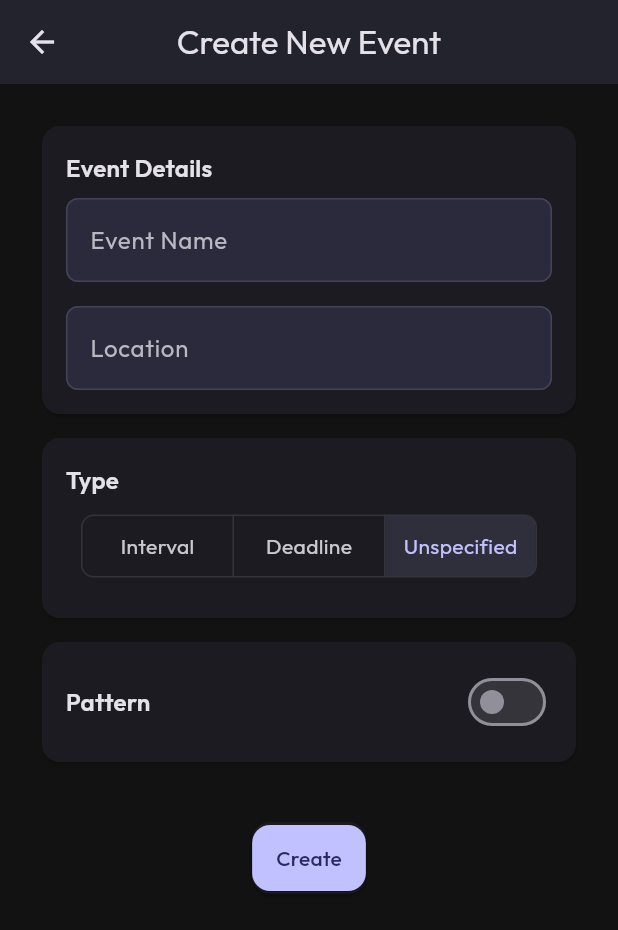
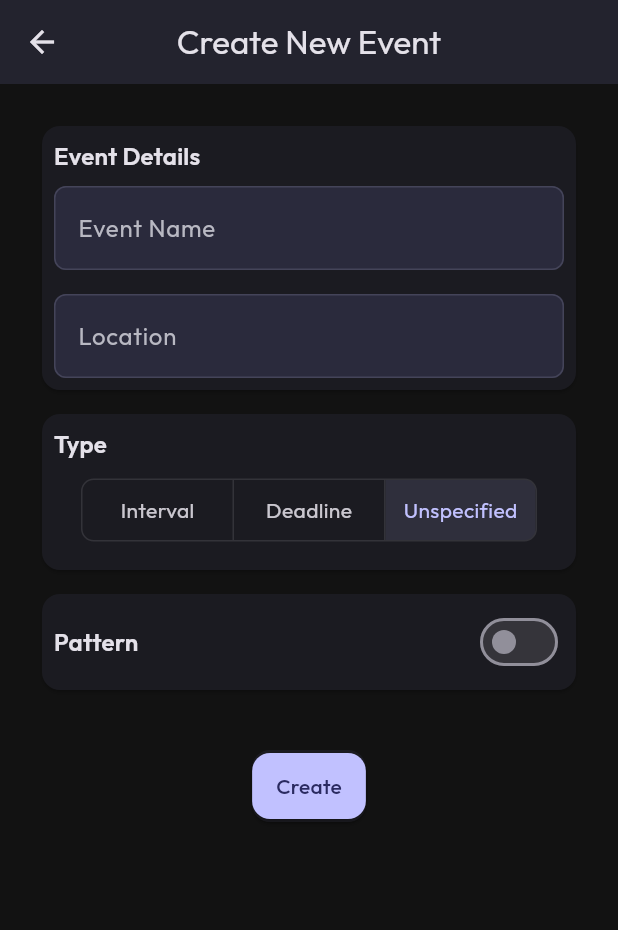
Before and after one commit to Maziliu/Dailies, a Flutter app: the CalendarView screen opened directly, after a tap on the "add" icon, on a phone screen of 412 x 824 dp. Shown: the top 930 px of the screen. Run offline on Flutter 3.47's test engine with Material 3 defaults, Android fonts, the phone set to English and light mode, and no system bars; drawn by our look-alikes of flutter_form_builder; our stand-ins replace drift, drift_flutter, file_picker, flutter_dotenv, form_builder_validators, get_it and 3 more; missing offline and left inert: icalendar_parser, syncfusion_flutter_pdf; accounts and stored records are empty; generated files the repository leaves out were written again.

Commit message:
updated add event seciton and imporved ui for week section

```diff
--- a/dailies/lib/common/enums/days_of_the_week.dart
+++ b/dailies/lib/common/enums/days_of_the_week.dart
@@ -1,11 +1,11 @@
 enum DaysOfTheWeek {
+  Sunday(7, 'SU'),
   Monday(1, 'MO'),
   Tuesday(2, 'TU'),
   Wednesday(3, 'WE'),
   Thursday(4, 'TH'),
   Friday(5, 'FR'),
-  Saturday(6, 'SA'),
-  Sunday(7, 'SU');
+  Saturday(6, 'SA');
 
   const DaysOfTheWeek(this.value, this.icalCode);
 
@@ -13,14 +13,20 @@ enum DaysOfTheWeek {
   final String icalCode;
 
   static DaysOfTheWeek fromDateTime(DateTime dateTime) {
-    return DaysOfTheWeek.values.firstWhere((day) => day.value == dateTime.weekday);
+    return DaysOfTheWeek.values.firstWhere(
+      (day) => day.value == dateTime.weekday,
+    );
   }
 
-  static DaysOfTheWeek fromIcalCode(String code) {
-    return DaysOfTheWeek.values.firstWhere((day) => day.icalCode == code.toUpperCase(), orElse: () => throw ArgumentError('Invalid iCal day code: $code'));
-  }
+  static DaysOfTheWeek fromIcalCode(String code) =>
+      DaysOfTheWeek.values.firstWhere(
+        (day) => day.icalCode == code.toUpperCase(),
+        orElse: () => throw ArgumentError('Invalid iCal day code: $code'),
+      );
 
-  static List<DaysOfTheWeek> fromIcalCodes(String codes) {
-    return codes.split(',').map((code) => fromIcalCode(code.trim())).toList();
-  }
+  static List<DaysOfTheWeek> fromIcalCodes(String codes) =>
+      codes.split(',').map((code) => fromIcalCode(code.trim())).toList();
+
+  static List<String> get iCalCodes =>
+      DaysOfTheWeek.values.map((day) => day.icalCode).toList();
 }
--- /dev/null
+++ b/dailies/lib/ui/components/schedule/schedule_empty_state.dart
@@ -0,0 +1,51 @@
+import 'package:dailies/common/utils/build_context_extensions.dart';
+import 'package:dailies/ui/components/ui_formating.dart';
+import 'package:flutter/material.dart';
+
+class ScheduleEmptyState extends StatelessWidget {
+  const ScheduleEmptyState({super.key});
+
+  @override
+  Widget build(BuildContext context) {
+    return Center(
+      child: Padding(
+        padding: UIFormating.extraLargePadding(),
+        child: TweenAnimationBuilder(
+          tween: Tween<double>(begin: 0.0, end: 1.0),
+          duration: const Duration(milliseconds: 800),
+          curve: Curves.easeOutCubic,
+          builder: (context, double value, child) {
+            return Transform.translate(
+              offset: Offset(0, 20 * (1 - value)),
+              child: Opacity(
+                opacity: value,
+                child: Column(
+                  mainAxisAlignment: MainAxisAlignment.center,
+                  children: [
+                    Icon(
+                      Icons.calendar_today_outlined,
+                      size: 48,
+                      color: context.colorScheme.onSurface.withValues(
+                        alpha: 0.4,
+                      ),
+                    ),
+                    const SizedBox(height: 16),
+                    Text(
+                      'Nothing here',
+                      style: context.textTheme.bodyLarge?.copyWith(
+                        color: context.colorScheme.onSurface.withValues(
+                          alpha: 0.6,
+                        ),
+                        fontWeight: FontWeight.w500,
+                      ),
+                    ),
+                  ],
+                ),
+              ),
+            );
+          },
+        ),
+      ),
+    );
+  }
+}
--- a/dailies/lib/ui/components/schedule/schedule_list_view_widget.dart
+++ b/dailies/lib/ui/components/schedule/schedule_list_view_widget.dart
@@ -1,5 +1,6 @@
 import 'package:dailies/common/utils/build_context_extensions.dart';
 import 'package:dailies/common/utils/typedefs.dart';
+import 'package:dailies/ui/components/schedule/schedule_empty_state.dart';
 import 'package:dailies/ui/components/ui_formating.dart';
 import 'package:flutter/material.dart';
 
@@ -7,11 +8,16 @@ class ScheduleListViewWidget extends StatelessWidget {
   final List<EventTimeSlotPair> _pairs;
   final ScheduleListBuilder _builder;
 
-  const ScheduleListViewWidget({super.key, required List<EventTimeSlotPair> pairs, required ScheduleListBuilder builder}) : _pairs = pairs, _builder = builder;
+  const ScheduleListViewWidget({
+    super.key,
+    required List<EventTimeSlotPair> pairs,
+    required ScheduleListBuilder builder,
+  }) : _pairs = pairs,
+       _builder = builder;
 
   @override
   Widget build(BuildContext context) {
-    if (_pairs.isEmpty) return _buildEmptyState(context);
+    if (_pairs.isEmpty) return const ScheduleEmptyState();
 
     return ListView.builder(
       shrinkWrap: true,
@@ -22,36 +28,4 @@ class ScheduleListViewWidget extends StatelessWidget {
       },
     );
   }
-
-  Widget _buildEmptyState(BuildContext context) {
-    return Center(
-      child: Padding(
-        padding: UIFormating.extraLargePadding(),
-        child: TweenAnimationBuilder(
-          tween: Tween<double>(begin: 0.0, end: 1.0),
-          duration: const Duration(milliseconds: 800),
-          curve: Curves.easeOutCubic,
-          builder: (context, double value, child) {
-            return Transform.translate(
-              offset: Offset(0, 20 * (1 - value)),
-              child: Opacity(
-                opacity: value,
-                child: Column(
-                  mainAxisAlignment: MainAxisAlignment.center,
-                  children: [
-                    Icon(Icons.calendar_today_outlined, size: 48, color: context.colorScheme.onSurface.withValues(alpha: 0.4)),
-                    const SizedBox(height: 16),
-                    Text(
-                      'Nothing here',
-                      style: context.textTheme.bodyLarge?.copyWith(color: context.colorScheme.onSurface.withValues(alpha: 0.6), fontWeight: FontWeight.w500),
-                    ),
-                  ],
-                ),
-              ),
-            );
-          },
-        ),
-      ),
-    );
-  }
 }
--- a/dailies/lib/ui/views/calendar/sub page/sections/event_details_section.dart
+++ b/dailies/lib/ui/views/calendar/sub page/sections/event_details_section.dart
@@ -1,4 +1,5 @@
 import 'package:dailies/common/utils/build_context_extensions.dart';
+import 'package:dailies/ui/components/section_card.dart';
 import 'package:dailies/ui/components/ui_formating.dart';
 import 'package:flutter/material.dart';
 import 'package:flutter_form_builder/flutter_form_builder.dart';
@@ -9,31 +10,43 @@ const String LOCATION_NAME_FIELD_TAG = 'locationNameField';
 class EventDetailsSection extends StatelessWidget {
   final GlobalKey<FormBuilderState> _formKey;
 
-  const EventDetailsSection({super.key, required GlobalKey<FormBuilderState> formKey}) : _formKey = formKey;
+  const EventDetailsSection({
+    super.key,
+    required GlobalKey<FormBuilderState> formKey,
+  }) : _formKey = formKey;
 
   @override
   Widget build(BuildContext context) {
-    return FormBuilder(
+    return SectionCard(
+      child: FormBuilder(
         key: _formKey,
-      child: Card(
-        elevation: 1,
-        shape: RoundedRectangleBorder(borderRadius: BorderRadius.circular(12)),
-        child: Padding(
-          padding: UIFormating.mediumPadding(),
         child: Column(
           crossAxisAlignment: CrossAxisAlignment.stretch,
           children: [
-              Text('Event Details', style: context.textTheme.titleMedium?.copyWith(fontWeight: FontWeight.w600)),
+            Text(
+              'Event Details',
+              style: context.textTheme.titleMedium?.copyWith(
+                fontWeight: FontWeight.w600,
+              ),
+            ),
             UIFormating.smallVerticalSpacing(),
             FormBuilderTextField(
               name: EVENT_NAME_FIELD_TAG,
-                decoration: const InputDecoration(labelText: 'Event Name', border: OutlineInputBorder()),
+              decoration: const InputDecoration(
+                labelText: 'Event Name',
+                border: OutlineInputBorder(),
+              ),
               validator: (value) => (value == null) ? 'Required' : null,
             ),
             UIFormating.mediumVerticalSpacing(),
-              FormBuilderTextField(name: LOCATION_NAME_FIELD_TAG, decoration: const InputDecoration(labelText: 'Location', border: OutlineInputBorder())),
+            FormBuilderTextField(
+              name: LOCATION_NAME_FIELD_TAG,
+              decoration: const InputDecoration(
+                labelText: 'Location',
+                border: OutlineInputBorder(),
+              ),
+            ),
           ],
-          ),
         ),
       ),
     );
--- a/dailies/lib/ui/views/calendar/sub page/sections/event_type_section.dart
+++ b/dailies/lib/ui/views/calendar/sub page/sections/event_type_section.dart
@@ -1,5 +1,6 @@
 import 'package:dailies/common/enums/time_slot_type.dart';
 import 'package:dailies/common/utils/build_context_extensions.dart';
+import 'package:dailies/ui/components/section_card.dart';
 import 'package:dailies/ui/components/ui_formating.dart';
 import 'package:dailies/ui/views/calendar/sub%20page/components/listenable_time_picker_button.dart';
 import 'package:dailies/ui/views/calendar/sub%20page/sections/view%20models/event_type_section_view_model.dart';
@@ -8,23 +9,32 @@ import 'package:flutter/material.dart';
 class EventTypeSection extends StatelessWidget {
   final EventTypeSectionViewModel _viewModel;
 
-  const EventTypeSection({super.key, required EventTypeSectionViewModel viewModel}) : _viewModel = viewModel;
+  const EventTypeSection({
+    super.key,
+    required EventTypeSectionViewModel viewModel,
+  }) : _viewModel = viewModel;
 
   String _formatTimeSlotLabel(TimeSlotType type) {
-    return type.name.replaceAll('_', ' ').replaceFirstMapped(RegExp(r'^.'), (match) => match.group(0)!.toUpperCase());
+    return type.name
+        .replaceAll('_', ' ')
+        .replaceFirstMapped(
+          RegExp(r'^.'),
+          (match) => match.group(0)!.toUpperCase(),
+        );
   }
 
   @override
   Widget build(BuildContext context) {
-    return Card(
-      elevation: 1,
-      shape: RoundedRectangleBorder(borderRadius: BorderRadius.circular(12)),
-      child: Padding(
-        padding: UIFormating.mediumPadding(),
+    return SectionCard(
       child: Column(
         crossAxisAlignment: CrossAxisAlignment.stretch,
         children: [
-            Text('Type', style: context.textTheme.titleMedium?.copyWith(fontWeight: FontWeight.w600)),
+          Text(
+            'Type',
+            style: context.textTheme.titleMedium?.copyWith(
+              fontWeight: FontWeight.w600,
+            ),
+          ),
           UIFormating.smallVerticalSpacing(),
           ValueListenableBuilder(
             valueListenable: _viewModel.selectedTimeSlotIndex,
@@ -35,13 +45,21 @@ class EventTypeSection extends StatelessWidget {
                     isSelected: _viewModel.timeSlotSelection,
                     onPressed: _viewModel.onTogglePress,
                     borderRadius: UIFormating.smallCircularBorderRadius(),
-                      constraints: const BoxConstraints(minWidth: 100, minHeight: 40),
+                    constraints: const BoxConstraints(
+                      minWidth: 100,
+                      minHeight: 40,
+                    ),
                     children:
                         TimeSlotType.values
                             .map(
                               (type) => Padding(
-                                  padding: const EdgeInsets.symmetric(horizontal: 12),
-                                  child: Text(_formatTimeSlotLabel(type), textAlign: TextAlign.center),
+                                padding: const EdgeInsets.symmetric(
+                                  horizontal: 12,
+                                ),
+                                child: Text(
+                                  _formatTimeSlotLabel(type),
+                                  textAlign: TextAlign.center,
+                                ),
                               ),
                             )
                             .toList(),
@@ -50,16 +68,25 @@ class EventTypeSection extends StatelessWidget {
                   UIFormating.smallVerticalSpacing(),
 
                   Visibility(
-                      visible: _viewModel.selectedTimeSlotIndex.value == TimeSlotType.values.indexOf(TimeSlotType.Interval),
+                    visible:
+                        _viewModel.selectedTimeSlotIndex.value ==
+                        TimeSlotType.values.indexOf(TimeSlotType.Interval),
                     child: Padding(
                       padding: const EdgeInsets.only(top: 8.0),
                       child: FittedBox(
                         child: Row(
                           mainAxisAlignment: MainAxisAlignment.center,
                           children: [
-                              ListenableTimePickerButton(listenable: _viewModel.pickedStartTime),
-                              const Padding(padding: EdgeInsets.symmetric(horizontal: 8.0), child: Text('to')),
-                              ListenableTimePickerButton(listenable: _viewModel.pickedEndTime),
+                            ListenableTimePickerButton(
+                              listenable: _viewModel.pickedStartTime,
+                            ),
+                            const Padding(
+                              padding: EdgeInsets.symmetric(horizontal: 8.0),
+                              child: Text('to'),
+                            ),
+                            ListenableTimePickerButton(
+                              listenable: _viewModel.pickedEndTime,
+                            ),
                           ],
                         ),
                       ),
@@ -67,8 +94,15 @@ class EventTypeSection extends StatelessWidget {
                   ),
 
                   Visibility(
-                      visible: _viewModel.selectedTimeSlotIndex.value == TimeSlotType.values.indexOf(TimeSlotType.Deadline),
-                      child: Padding(padding: const EdgeInsets.only(top: 8.0), child: ListenableTimePickerButton(listenable: _viewModel.pickedDeadline)),
+                    visible:
+                        _viewModel.selectedTimeSlotIndex.value ==
+                        TimeSlotType.values.indexOf(TimeSlotType.Deadline),
+                    child: Padding(
+                      padding: const EdgeInsets.only(top: 8.0),
+                      child: ListenableTimePickerButton(
+                        listenable: _viewModel.pickedDeadline,
+                      ),
+                    ),
                   ),
                 ],
               );
@@ -76,7 +110,6 @@ class EventTypeSection extends StatelessWidget {
           ),
         ],
       ),
-      ),
     );
   }
 }
--- a/dailies/lib/ui/views/calendar/sub page/sections/pattern_details_section.dart
+++ b/dailies/lib/ui/views/calendar/sub page/sections/pattern_details_section.dart
@@ -1,4 +1,7 @@
+import 'package:dailies/common/enums/days_of_the_week.dart';
 import 'package:dailies/common/enums/frequency_type.dart';
+import 'package:dailies/common/utils/build_context_extensions.dart';
+import 'package:dailies/ui/components/section_card.dart';
 import 'package:dailies/ui/components/ui_formating.dart';
 import 'package:dailies/ui/views/calendar/sub%20page/components/listenable_row_toggle.dart';
 import 'package:dailies/ui/views/calendar/sub%20page/components/multi_select_calendar.dart';
@@ -16,34 +19,42 @@ class PatternDetailsSection extends StatelessWidget {
   final GlobalKey<FormBuilderState> _formKey;
   final PatternDetailsSectionViewModel _patternDetailsSectionViewModel;
 
-  const PatternDetailsSection({super.key, required GlobalKey<FormBuilderState> formKey, required PatternDetailsSectionViewModel patternDetailsSectionViewModel})
-    : _formKey = formKey,
+  const PatternDetailsSection({
+    super.key,
+    required GlobalKey<FormBuilderState> formKey,
+    required PatternDetailsSectionViewModel patternDetailsSectionViewModel,
+  }) : _formKey = formKey,
        _patternDetailsSectionViewModel = patternDetailsSectionViewModel;
 
   @override
   Widget build(BuildContext context) {
-    return Card(
-      elevation: 1,
-      shape: RoundedRectangleBorder(borderRadius: BorderRadius.circular(12)),
-      child: Padding(
-        padding: UIFormating.mediumPadding(),
+    return SectionCard(
       child: ValueListenableBuilder(
         valueListenable: _patternDetailsSectionViewModel.patternSectionToggle,
         builder: (context, isSectionVisible, _) {
           return Column(
-              crossAxisAlignment: CrossAxisAlignment.stretch,
+            crossAxisAlignment: CrossAxisAlignment.start,
             children: [
               ListenableRowToggle(
-                  toggleListenable: _patternDetailsSectionViewModel.patternSectionToggle,
+                toggleListenable:
+                    _patternDetailsSectionViewModel.patternSectionToggle,
                 labelText: 'Pattern',
                 toggledWidget: FormBuilder(
                   key: _formKey,
                   child: Column(
+                    crossAxisAlignment: CrossAxisAlignment.stretch,
                     children: [
-                        ListenableRowToggle(toggleListenable: _patternDetailsSectionViewModel.daylightSavingToggle, labelText: 'Daylight Savings'),
+                      ListenableRowToggle(
+                        toggleListenable:
+                            _patternDetailsSectionViewModel
+                                .daylightSavingToggle,
+                        labelText: 'Daylight Savings',
+                      ),
                       UIFormating.smallVerticalSpacing(),
                       ListenableRowToggle(
-                          toggleListenable: _patternDetailsSectionViewModel.repeatablePatternToggle,
+                        toggleListenable:
+                            _patternDetailsSectionViewModel
+                                .repeatablePatternToggle,
                         labelText: 'Repeatable',
                         toggledWidget: Column(
                           children: [
@@ -54,11 +65,20 @@ class PatternDetailsSection extends StatelessWidget {
                                   flex: 5,
                                   child: FormBuilderTextField(
                                     name: FREQUENCY_FIELD_TAG,
-                                      decoration: const InputDecoration(labelText: 'Time Until Next Repeat', border: OutlineInputBorder()),
-                                      inputFormatters: [FilteringTextInputFormatter.digitsOnly],
+                                    decoration: const InputDecoration(
+                                      labelText: 'Time Until Next Repeat',
+                                      border: OutlineInputBorder(),
+                                    ),
+                                    inputFormatters: [
+                                      FilteringTextInputFormatter.digitsOnly,
+                                    ],
                                     validator: (value) {
-                                        if (value == null || value.isEmpty) return 'Required';
-                                        if (int.tryParse(value)! <= 0) return 'Must be greater than 0';
+                                      if (value == null || value.isEmpty) {
+                                        return 'Required';
+                                      }
+                                      if (int.tryParse(value)! <= 0) {
+                                        return 'Must be greater than 0';
+                                      }
 
                                       return null;
                                     },
@@ -69,16 +89,31 @@ class PatternDetailsSection extends StatelessWidget {
                                   flex: 3,
                                   child: FormBuilderDropdown<FrequencyType>(
                                     name: FREQUENCY_TYPE_FIELD_TAG,
-                                      decoration: const InputDecoration(labelText: 'Units', border: OutlineInputBorder()),
-                                      items: FrequencyType.values.map((type) => DropdownMenuItem(value: type, child: Text(type.name))).toList(),
-                                      validator: FormBuilderValidators.required(errorText: 'Required'),
+                                    decoration: const InputDecoration(
+                                      labelText: 'Units',
+                                      border: OutlineInputBorder(),
+                                    ),
+                                    items:
+                                        FrequencyType.values
+                                            .map(
+                                              (type) => DropdownMenuItem(
+                                                value: type,
+                                                child: Text(type.name),
+                                              ),
+                                            )
+                                            .toList(),
+                                    validator: FormBuilderValidators.required(
+                                      errorText: 'Required',
+                                    ),
                                   ),
                                 ),
                               ],
                             ),
                             UIFormating.smallVerticalSpacing(),
                             ListenableRowToggle(
-                                toggleListenable: _patternDetailsSectionViewModel.finitePatternToggle,
+                              toggleListenable:
+                                  _patternDetailsSectionViewModel
+                                      .finitePatternToggle,
                               labelText: 'Finite',
                               toggledWidget: FormBuilderDateTimePicker(
                                 name: END_DATE_FIELD_TAG,
@@ -86,7 +121,9 @@ class PatternDetailsSection extends StatelessWidget {
                                 decoration: const InputDecoration(
                                   labelText: 'Pattern End Date',
                                   border: OutlineInputBorder(),
-                                    prefixIcon: Icon(Icons.calendar_today_rounded),
+                                  prefixIcon: Icon(
+                                    Icons.calendar_today_rounded,
+                                  ),
                                 ),
                               ),
                             ),
@@ -95,7 +132,37 @@ class PatternDetailsSection extends StatelessWidget {
                       ),
 
                       UIFormating.mediumVerticalSpacing(),
-                        MultiSelectCalendar(viewModel: _patternDetailsSectionViewModel.calendarViewModel),
+                      Text(
+                        'Days',
+                        style: context.textTheme.titleMedium?.copyWith(
+                          fontWeight: FontWeight.w600,
+                        ),
+                      ),
+                      UIFormating.smallVerticalSpacing(),
+                      ValueListenableBuilder(
+                        valueListenable:
+                            _patternDetailsSectionViewModel.selectedDays,
+                        builder: (context, _, _) {
+                          return FittedBox(
+                            fit: BoxFit.scaleDown,
+                            child: ToggleButtons(
+                              borderRadius:
+                                  UIFormating.smallCircularBorderRadius(),
+
+                              isSelected:
+                                  _patternDetailsSectionViewModel
+                                      .getSelectedDays,
+                              onPressed:
+                                  _patternDetailsSectionViewModel
+                                      .toggleSelectedDay,
+                              children:
+                                  DaysOfTheWeek.iCalCodes
+                                      .map(Text.new)
+                                      .toList(),
+                            ),
+                          );
+                        },
+                      ),
                     ],
                   ),
                 ),
@@ -104,7 +171,6 @@ class PatternDetailsSection extends StatelessWidget {
           );
         },
       ),
-      ),
     );
   }
 }
--- a/dailies/lib/ui/views/calendar/sub page/sections/view models/pattern_details_view_model.dart
+++ b/dailies/lib/ui/views/calendar/sub page/sections/view models/pattern_details_view_model.dart
@@ -1,3 +1,4 @@
+import 'package:dailies/common/enums/days_of_the_week.dart';
 import 'package:dailies/common/enums/frequency_type.dart';
 import 'package:dailies/data/models/time_slot.dart';
 import 'package:dailies/data/models/time_slot_pattern.dart';
@@ -11,6 +12,15 @@ class PatternDetailsSectionViewModel extends ChangeNotifier {
   ValueNotifier<bool> daylightSavingToggle = ValueNotifier<bool>(false);
   ValueNotifier<bool> finitePatternToggle = ValueNotifier<bool>(false);
   ValueNotifier<bool> repeatablePatternToggle = ValueNotifier<bool>(false);
+  ValueNotifier<List<bool>> selectedDays = ValueNotifier(DaysOfTheWeek.values.map((_) => false).toList());
+
+  List<bool> get getSelectedDays => selectedDays.value;
+
+  void toggleSelectedDay(int index) {
+    final List<bool> updatedDays = List.from(selectedDays.value);
+    updatedDays[index] = !updatedDays[index];
+    selectedDays.value = updatedDays;
+  }
 
   PatternDetailsSectionViewModel({required DateTime selectedDay}) : calendarViewModel = MultiSelectCalendarViewModel(initialSelectedDay: selectedDay);
 
```
Also changed, not shown: dailies/lib/ui/views/overview/sections/glance section/sub sections/week_sub_section.dart (+27 -8 lines), 2 other files. Lines whose indentation alone changed are shown as unchanged.
